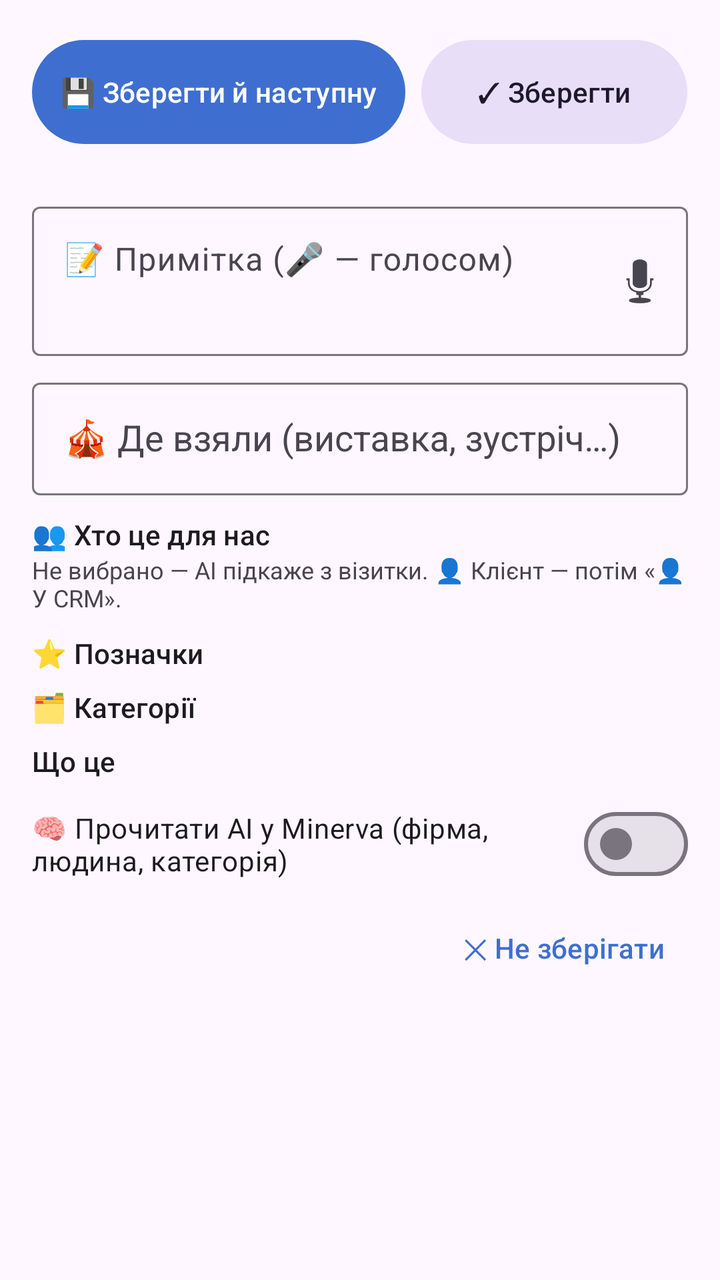
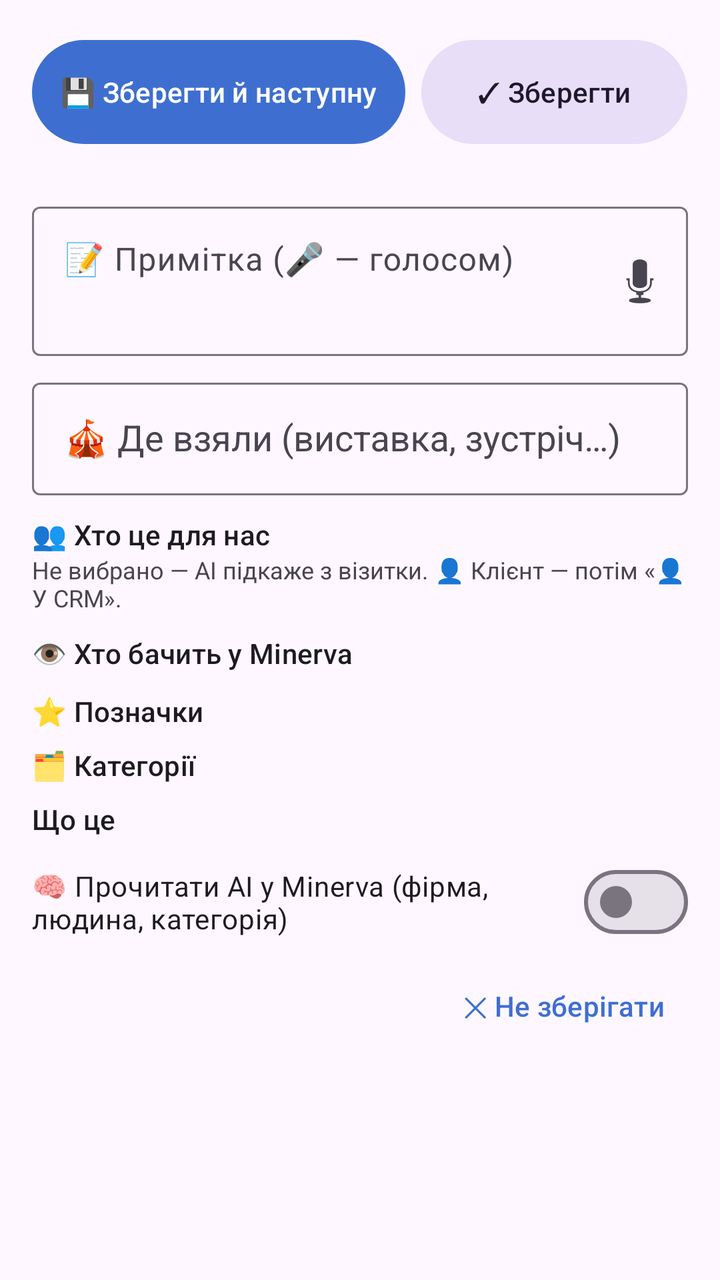

An Android layout rendered at two revisions. The XML below is the earlier revision; the diff shows what the commit changed to produce the second picture.
<!-- AndroidManifest.xml: application theme Theme.MinervaCards -->
<!-- res/layout/sheet_review.xml -->
<?xml version="1.0" encoding="utf-8"?>

<androidx.core.widget.NestedScrollView xmlns:android="http://schemas.android.com/apk/res/android"
    xmlns:app="http://schemas.android.com/apk/res-auto"
    android:layout_width="match_parent"
    android:layout_height="wrap_content">

    <LinearLayout
        android:layout_width="match_parent"
        android:layout_height="wrap_content"
        android:orientation="vertical"
        android:padding="16dp">

        
        <LinearLayout
            android:layout_width="match_parent"
            android:layout_height="wrap_content"
            android:orientation="horizontal">

            <com.google.android.material.button.MaterialButton
                android:id="@+id/btnSaveNext"
                style="@style/Widget.Material3.Button"
                android:layout_width="0dp"
                android:layout_height="60dp"
                android:layout_marginEnd="8dp"
                android:layout_weight="1.4"
                android:maxLines="2"
                android:paddingStart="8dp"
                android:paddingEnd="8dp"
                android:text="💾 Зберегти й наступну"
                android:textSize="14sp" />

            <com.google.android.material.button.MaterialButton
                android:id="@+id/btnSave"
                style="@style/Widget.Material3.Button.TonalButton"
                android:layout_width="0dp"
                android:layout_height="60dp"
                android:layout_weight="1"
                android:text="✓ Зберегти" />
        </LinearLayout>

        
        <LinearLayout
            android:id="@+id/photoArea"
            android:layout_width="match_parent"
            android:layout_height="wrap_content"
            android:layout_marginTop="12dp"
            android:orientation="vertical" />

        <com.google.android.material.materialswitch.MaterialSwitch
            android:id="@+id/edges"
            android:layout_width="match_parent"
            android:layout_height="wrap_content"
            android:checked="true"
            android:text="📐 Обрізано по краях і вирівняно (вимкніть — по рамці)"
            android:visibility="gone" />

        <TextView
            android:id="@+id/qrInfo"
            android:layout_width="match_parent"
            android:layout_height="wrap_content"
            android:layout_marginTop="4dp"
            android:textColor="@color/ok"
            android:visibility="gone" />

        <com.google.android.material.textfield.TextInputLayout
            android:id="@+id/noteBox"
            style="@style/Widget.Material3.TextInputLayout.OutlinedBox"
            android:layout_width="match_parent"
            android:layout_height="wrap_content"
            android:layout_marginTop="10dp"
            android:hint="📝 Примітка (🎤 — голосом)"
            app:endIconContentDescription="Надиктувати"
            app:endIconDrawable="@android:drawable/ic_btn_speak_now"
            app:endIconMode="custom">

            <com.google.android.material.textfield.TextInputEditText
                android:id="@+id/note"
                android:layout_width="match_parent"
                android:layout_height="wrap_content"
                android:gravity="top"
                android:inputType="textMultiLine|textCapSentences"
                android:maxLength="4000"
                android:minLines="2" />
        </com.google.android.material.textfield.TextInputLayout>

        <com.google.android.material.textfield.TextInputLayout
            style="@style/Widget.Material3.TextInputLayout.OutlinedBox"
            android:layout_width="match_parent"
            android:layout_height="wrap_content"
            android:layout_marginTop="8dp"
            android:hint="🎪 Де взяли (виставка, зустріч…)">

            <com.google.android.material.textfield.MaterialAutoCompleteTextView
                android:id="@+id/event"
                android:layout_width="match_parent"
                android:layout_height="wrap_content"
                android:paddingStart="16dp"
                android:paddingTop="16dp"
                android:paddingEnd="16dp"
                android:paddingBottom="16dp"
                android:completionThreshold="1"
                android:inputType="text|textCapSentences"
                android:maxLength="200" />
        </com.google.android.material.textfield.TextInputLayout>

        <TextView
            style="@style/TextAppearance.Material3.LabelLarge"
            android:layout_width="wrap_content"
            android:layout_height="wrap_content"
            android:layout_marginTop="10dp"
            android:text="👥 Хто це для нас" />

        <com.google.android.material.chip.ChipGroup
            android:id="@+id/roles"
            android:layout_width="match_parent"
            android:layout_height="wrap_content"
            app:chipSpacingVertical="0dp"
            app:singleSelection="true" />

        <TextView
            android:id="@+id/roleHint"
            android:layout_width="match_parent"
            android:layout_height="wrap_content"
            android:text="Не вибрано — AI підкаже з візитки. 👤 Клієнт — потім «👤 У CRM»."
            android:textColor="?android:attr/textColorSecondary"
            android:textSize="12sp" />

        <TextView
            style="@style/TextAppearance.Material3.LabelLarge"
            android:layout_width="wrap_content"
            android:layout_height="wrap_content"
            android:layout_marginTop="10dp"
            android:text="⭐ Позначки" />

        <com.google.android.material.chip.ChipGroup
            android:id="@+id/marks"
            android:layout_width="match_parent"
            android:layout_height="wrap_content"
            app:chipSpacingVertical="0dp" />

        <TextView
            style="@style/TextAppearance.Material3.LabelLarge"
            android:layout_width="wrap_content"
            android:layout_height="wrap_content"
            android:layout_marginTop="8dp"
            android:text="🗂 Категорії" />

        <com.google.android.material.chip.ChipGroup
            android:id="@+id/cats"
            android:layout_width="match_parent"
            android:layout_height="wrap_content"
            app:chipSpacingVertical="0dp" />

        <TextView
            style="@style/TextAppearance.Material3.LabelLarge"
            android:layout_width="wrap_content"
            android:layout_height="wrap_content"
            android:layout_marginTop="8dp"
            android:text="Що це" />

        <com.google.android.material.chip.ChipGroup
            android:id="@+id/kinds"
            android:layout_width="match_parent"
            android:layout_height="wrap_content"
            app:chipSpacingVertical="0dp"
            app:selectionRequired="true"
            app:singleSelection="true" />

        <com.google.android.material.materialswitch.MaterialSwitch
            android:id="@+id/readAi"
            android:layout_width="match_parent"
            android:layout_height="wrap_content"
            android:layout_marginTop="8dp"
            android:text="🧠 Прочитати AI у Minerva (фірма, людина, категорія)" />

        <com.google.android.material.button.MaterialButton
            android:id="@+id/btnCancel"
            style="@style/Widget.Material3.Button.TextButton"
            android:layout_width="wrap_content"
            android:layout_height="wrap_content"
            android:layout_gravity="end"
            android:layout_marginTop="4dp"
            android:text="✕ Не зберігати" />
    </LinearLayout>
</androidx.core.widget.NestedScrollView>
<!-- resources referenced by this layout -->
<resources>
  <color name="ok">#3FB950</color>
  <style name="Theme.MinervaCards" parent="Theme.Material3.DayNight.NoActionBar">
          <item name="colorPrimary">@color/accent_dark</item>
          <item name="colorOnPrimary">@color/white</item>
          <item name="colorSecondary">@color/gold</item>
          <item name="colorTertiary">@color/ok</item>
          <item name="android:statusBarColor">@color/ink</item>
          <item name="android:navigationBarColor">?attr/colorSurface</item>
      </style>
  <color name="accent_dark">#3E6FD0</color>
  <color name="white">#FFFFFF</color>
  <color name="gold">#F5C451</color>
  <color name="ink">#0F1724</color>
</resources>

<!-- the commit's change to res/layout/sheet_review.xml (unified diff, before → after) -->
@@ -127,6 +127,22 @@
             android:textSize="12sp" />
 
         <TextView
+            android:id="@+id/visTitle"
+            style="@style/TextAppearance.Material3.LabelLarge"
+            android:layout_width="wrap_content"
+            android:layout_height="wrap_content"
+            android:layout_marginTop="10dp"
+            android:text="👁 Хто бачить у Minerva" />
+
+        <com.google.android.material.chip.ChipGroup
+            android:id="@+id/vis"
+            android:layout_width="match_parent"
+            android:layout_height="wrap_content"
+            app:chipSpacingVertical="0dp"
+            app:selectionRequired="true"
+            app:singleSelection="true" />
+
+        <TextView
             style="@style/TextAppearance.Material3.LabelLarge"
             android:layout_width="wrap_content"
             android:layout_height="wrap_content"
